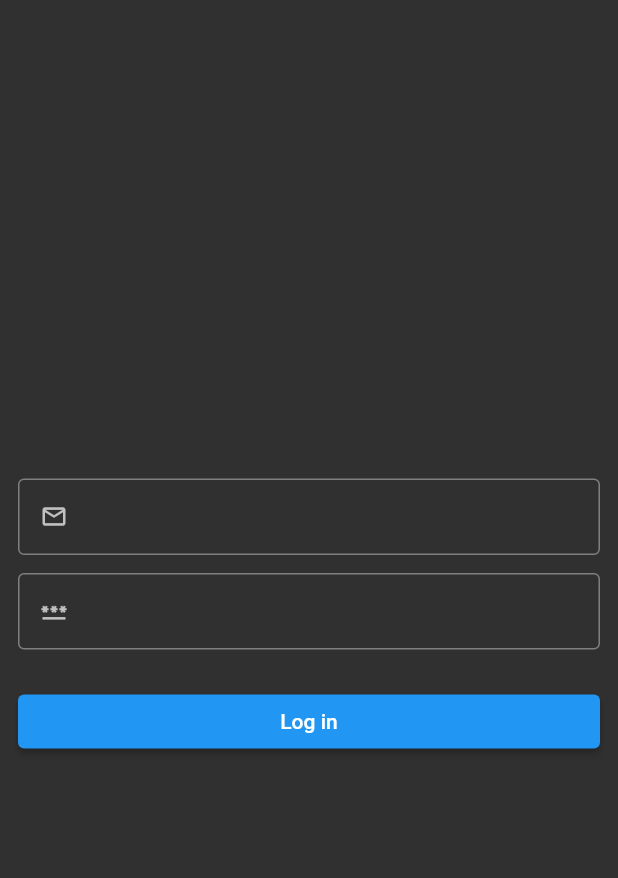
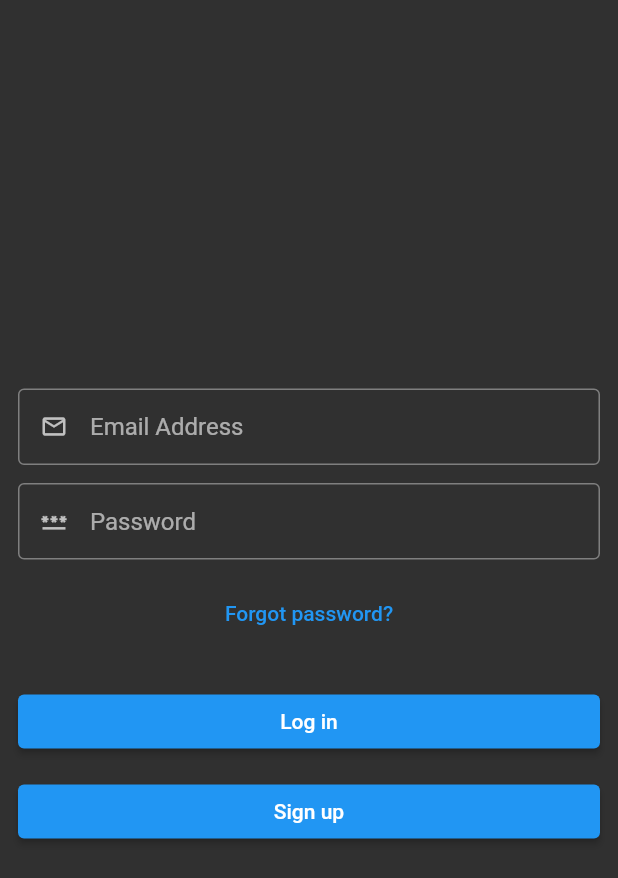
Before and after one commit to asdsec/the-24-hour, a Flutter app: the screen it shows after launch, on a phone screen of 412 x 824 dp. Shown: the top 878 px of the screen. Run offline on Flutter 3.47's test engine with Material 2 defaults, Android fonts, the phone set to English and light mode, and no system bars; our stand-ins replace auto_route, easy_localization, equatable, flutter_bloc, get_it, hive and 1 more; missing offline and left inert: either; accounts and stored records are empty.

Commit message:
login view test has been completed

```diff
--- a/lib/feature/auth/data/datasource/auth_token_remote_data_source.dart
+++ b/lib/feature/auth/data/datasource/auth_token_remote_data_source.dart
@@ -1,6 +1,7 @@
 import 'dart:convert';
 import 'dart:io';
 
+import 'package:flutter/foundation.dart';
 import 'package:http/http.dart' as http;
 import 'package:the_24_hour/feature/auth/data/model/auth_token_model.dart';
 import 'package:the_24_hour/product/constant/header.dart';
@@ -34,7 +35,7 @@ class AuthTokenRemoteDataSourceImpl implements AuthTokenRemoteDataSource {
     required String email,
     required String password,
   }) async {
-    final url = Uri.parse(NetworkUrls.auth.url + NetworkPaths.signUp.rawValue);
+    final url = Uri.parse(NetworkUrls.auth.url + NetworkPaths.signInWithPassword.rawValue + HttpHeader.queryParam);
     final body = {
       'email': email,
       'password': password,
@@ -47,6 +48,8 @@ class AuthTokenRemoteDataSourceImpl implements AuthTokenRemoteDataSource {
       body: json.encode(body),
     );
 
+    debugPrint(response.body);
+
     if (response.statusCode == HttpStatus.ok) {
       return AuthTokenModel.fromJson(
         json.decode(response.body) as Map<String, dynamic>,
--- a/lib/feature/auth/presentation/cubit/login_cubit.dart
+++ b/lib/feature/auth/presentation/cubit/login_cubit.dart
@@ -22,4 +22,6 @@ class LoginCubit extends Cubit<LoginState> {
       (data) => emit(state.copyWith(status: LoginStatus.completed)),
     );
   }
+
+  void clearState() => emit(const LoginState.initial());
 }
--- a/lib/feature/auth/presentation/view/login_view.dart
+++ b/lib/feature/auth/presentation/view/login_view.dart
@@ -9,6 +9,8 @@ import 'package:the_24_hour/product/extension/context_extensions.dart';
 import 'package:the_24_hour/product/init/common/page_padding.dart';
 import 'package:the_24_hour/product/init/common/page_sized_box.dart';
 import 'package:the_24_hour/product/init/language/locale_keys.g.dart';
+import 'package:the_24_hour/product/init/mixin/form_validator_mixin.dart';
+import 'package:the_24_hour/product/widgets/form_field/auth_text_form_field.dart';
 import 'package:the_24_hour/product/widgets/loading/loading_widget.dart';
 
 part '../widgets/login_form.dart';
@@ -53,10 +55,10 @@ class _LoginViewState extends State<LoginView> {
     BuildContext context,
     LoginState state,
   ) async {
-    state.status == LoginStatus.loading ? buildLoadingWidget() : dismissLoadingWidget();
+    state.status == LoginStatus.loading ? buildLoadingWidget(context) : dismissLoadingWidget();
   }
 
-  Future<void> buildLoadingWidget() async {
+  Future<void> buildLoadingWidget(BuildContext context) async {
     await showDialog<void>(
       context: context,
       barrierDismissible: false,
--- a/lib/feature/auth/presentation/widgets/login_form.dart
+++ b/lib/feature/auth/presentation/widgets/login_form.dart
@@ -13,27 +13,23 @@ class _LoginForm extends StatelessWidget {
       key: formKey,
       child: Column(
         children: [
-          TextFormField(
+          AuthTextFormField(
             controller: _emailController,
-            decoration: const InputDecoration(
-              prefixIcon: Icon(Icons.email_outlined),
-            ),
+            type: AuthTextFormType.email,
           ),
           const PageSizedBox.withNormalHeight(),
-          TextFormField(
+          AuthTextFormField(
             controller: _passwordController,
-            decoration: const InputDecoration(
-              prefixIcon: Icon(Icons.password_outlined),
-            ),
+            type: AuthTextFormType.password,
           ),
+          const PageSizedBox.withNormalHeight(),
+          buildForgotPasswordButton(),
           const PageSizedBox.withNormalHeight(),
           buildErrorContainerIfNeeded(),
           const PageSizedBox.withNormalHeight(),
-          ElevatedButton(
-            key: const Key('login-button'),
-            onPressed: () => loginWithEmailAndPasswordIfFormValid(context),
-            child: Center(child: Text(LocaleKeys.button_login.tr())),
-          ),
+          buildLoginButton(context),
+          const PageSizedBox.withNormalHeight(),
+          buildSignUpButton(),
         ],
       ),
     );
@@ -52,7 +48,28 @@ class _LoginForm extends StatelessWidget {
     );
   }
 
+  Tooltip buildForgotPasswordButton() {
+    return Tooltip(
+      message: LocaleKeys.button_forgotPassword.tr(),
+      child: TextButton(
+        onPressed: () {},
+        child: Center(child: Text(LocaleKeys.button_forgotPassword.tr())),
+      ),
+    );
+  }
+
+  Tooltip buildLoginButton(BuildContext context) {
+    return Tooltip(
+      message: LocaleKeys.button_login.tr(),
+      child: ElevatedButton(
+        onPressed: () => loginWithEmailAndPasswordIfFormValid(context),
+        child: Center(child: Text(LocaleKeys.button_login.tr())),
+      ),
+    );
+  }
+
   Future<void> loginWithEmailAndPasswordIfFormValid(BuildContext context) async {
+    context.read<LoginCubit>().clearState();
     if (isFormsValid()) {
       await context.read<LoginCubit>().loginWithEmailAndPassword(
             AuthorizationParams(
@@ -64,4 +81,15 @@ class _LoginForm extends StatelessWidget {
   }
 
   bool isFormsValid() => formKey.currentState?.validate() ?? false;
+
+  Tooltip buildSignUpButton() {
+    return Tooltip(
+      message: LocaleKeys.button_signUp.tr(),
+      child: ElevatedButton(
+        // TODO(sametdmr): write signIn button onPressed func
+        onPressed: () {},
+        child: Center(child: Text(LocaleKeys.button_signUp.tr())),
+      ),
+    );
+  }
 }
--- a/lib/product/constant/header.dart
+++ b/lib/product/constant/header.dart
@@ -2,7 +2,8 @@ class HttpHeader {
   const HttpHeader._();
 
   static const header = <String, String>{
-    'key': 'AIzaSyCHa6X_X_DA2hEeEWl0_aq5a0XV2e40S8U',
     'content-type': 'application/json',
   };
+
+  static const queryParam = '?key=AIzaSyCHa6X_X_DA2hEeEWl0_aq5a0XV2e40S8U';
 }
--- a/lib/product/enum/network/network_paths.dart
+++ b/lib/product/enum/network/network_paths.dart
@@ -1,4 +1,5 @@
 enum NetworkPaths {
+  signInWithPassword(_accounts),
   signUp(_accounts);
 
   const NetworkPaths(this._prePath);
--- /dev/null
+++ b/lib/product/init/mixin/form_validator_mixin.dart
@@ -0,0 +1,30 @@
+mixin FormValidatorMixin {
+  String? emailValidator(String? email) {
+    const source =
+        r'^(([^<>()[\]\\.,:\s@\"]+(.[^<>()[]\\.,;:s@\"]+)*)|(\".+\"))@(([[0-9]{1,3}.[0-9]{1,3}.[0-9]{1,3}.[0-9]{1,3}])|(([a-zA-Z-0-9]+.)+[a-zA-Z]{2,}))$';
+    final regex = RegExp(source);
+
+    // TODO(sametdmr): write them in language files
+    const invalidEmailMessage = 'Invalid Email!';
+    const emailCannotBeNullMessage = 'Email cannot be null!';
+
+    if (email != null && email.isNotEmpty) {
+      final isValid = regex.hasMatch(email);
+      return isValid ? null : invalidEmailMessage;
+    } else {
+      return emailCannotBeNullMessage;
+    }
+  }
+
+  String? passwordValidator(String? password) {
+    // TODO(sametdmr): write them in language files
+    const shortPasswordMessage = 'Password should include at least 6 characters!';
+    const passwordCannotBeNullMessage = 'Password cannot be null!';
+
+    if (password != null && password.isNotEmpty) {
+      return password.length >= 6 ? null : shortPasswordMessage;
+    } else {
+      return passwordCannotBeNullMessage;
+    }
+  }
+}
--- /dev/null
+++ b/lib/product/widgets/form_field/auth_text_form_field.dart
@@ -0,0 +1,59 @@
+import 'package:easy_localization/easy_localization.dart';
+import 'package:flutter/material.dart';
+import 'package:the_24_hour/product/init/language/locale_keys.g.dart';
+import 'package:the_24_hour/product/init/mixin/form_validator_mixin.dart';
+
+enum AuthTextFormType { email, password }
+
+class AuthTextFormField extends StatelessWidget with FormValidatorMixin {
+  const AuthTextFormField({
+    super.key,
+    required this.type,
+    required this.controller,
+  });
+
+  final TextEditingController controller;
+  final AuthTextFormType type;
+
+  @override
+  Widget build(BuildContext context) {
+    return Tooltip(
+      message: hintText,
+      child: TextFormField(
+        controller: controller,
+        decoration: InputDecoration(
+          prefixIcon: buildIcon,
+          hintText: hintText,
+        ),
+        validator: validator,
+      ),
+    );
+  }
+
+  String get hintText {
+    switch (type) {
+      case AuthTextFormType.email:
+        return LocaleKeys.textField_email.tr();
+      case AuthTextFormType.password:
+        return LocaleKeys.textField_password.tr();
+    }
+  }
+
+  Icon get buildIcon {
+    switch (type) {
+      case AuthTextFormType.email:
+        return const Icon(Icons.email_outlined);
+      case AuthTextFormType.password:
+        return const Icon(Icons.password_outlined);
+    }
+  }
+
+  String? validator(String? text) {
+    switch (type) {
+      case AuthTextFormType.email:
+        return emailValidator(text);
+      case AuthTextFormType.password:
+        return passwordValidator(text);
+    }
+  }
+}
```
Also changed, not shown: lib/feature/auth/presentation/widgets/a.dart (deleted, +0 -32 lines), 2 other files.
